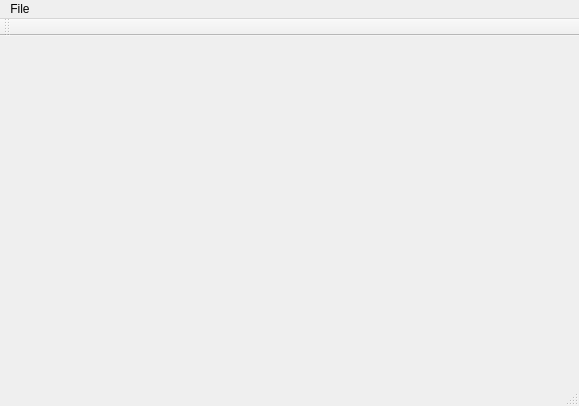
This is src/editor/EditorMainWindow.ui in KarimTakieddine/ProjectDiamond as Qt 5 draws it before an edit. The edited form follows.
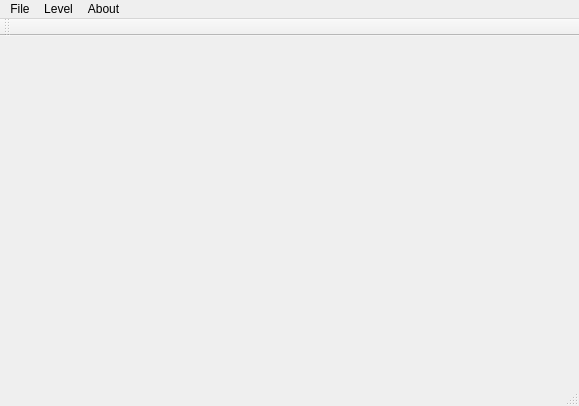
This is the edited form.

Commit message: Minor bug fixes with loading levels from directory

```diff
--- a/src/editor/EditorMainWindow.ui
+++ b/src/editor/EditorMainWindow.ui
@@ -30,7 +30,21 @@
     <addaction name="actionLoadLevels"/>
     <addaction name="actionExit"/>
    </widget>
+   <widget class="QMenu" name="menuLevel">
+    <property name="title">
+     <string>Level</string>
+    </property>
+    <addaction name="actionSaveLevel"/>
+    <addaction name="actionSaveLevelAs"/>
+   </widget>
+   <widget class="QMenu" name="menuAbout">
+    <property name="title">
+     <string>About</string>
+    </property>
+   </widget>
    <addaction name="menuFile"/>
+   <addaction name="menuLevel"/>
+   <addaction name="menuAbout"/>
   </widget>
   <widget class="QToolBar" name="mainToolBar">
    <attribute name="toolBarArea">
```
Left out of the diff: 10 changed lines with no effect on the pictures. The commit also changes 8 other files.
